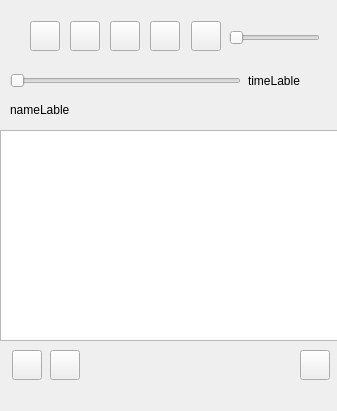
Above: mainwindow.ui from OstrovskyAndriy/audio_player before the change. Below: the same form after it.
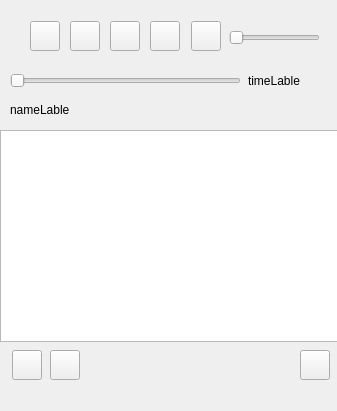
That is the form after the change. Icons and pictures are not drawn.

Diff of the .ui file:
```diff
--- a/mainwindow.ui
+++ b/mainwindow.ui
@@ -24,7 +24,7 @@
       <x>0</x>
       <y>130</y>
       <width>341</width>
-      <height>211</height>
+      <height>212</height>
      </rect>
     </property>
     <property name="font">
```
